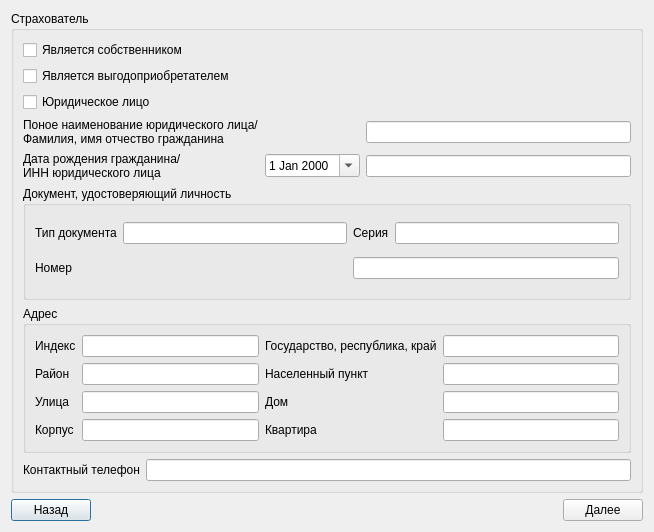
First picture: the form in cascodatadialog.ui, repository ruslanfirefly/CalcKaskoAsko, before the edit.
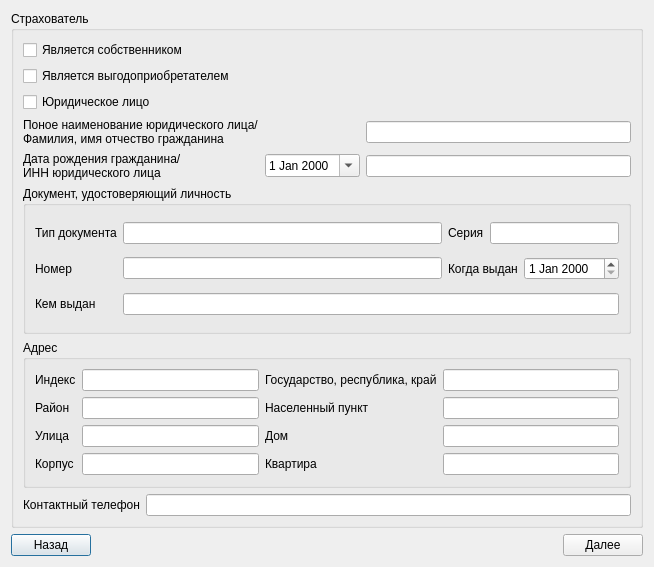
Second picture: the form after the edit.

```diff
--- a/cascodatadialog.ui
+++ b/cascodatadialog.ui
@@ -7,13 +7,13 @@
     <x>0</x>
     <y>0</y>
     <width>654</width>
-    <height>532</height>
+    <height>567</height>
    </rect>
   </property>
   <property name="windowTitle">
    <string>Dialog</string>
   </property>
-  <layout class="QHBoxLayout" name="horizontalLayout_3">
+  <layout class="QVBoxLayout" name="verticalLayout_4">
    <item>
     <layout class="QVBoxLayout" name="verticalLayout_3">
      <item>
@@ -84,16 +84,16 @@
           <layout class="QHBoxLayout" name="horizontalLayout_2">
            <item>
             <layout class="QGridLayout" name="gridLayout">
-             <item row="0" column="3">
-              <widget class="QLineEdit" name="serialLineEdit"/>
-             </item>
-             <item row="1" column="0">
-              <widget class="QLabel" name="label_3">
+             <item row="0" column="0">
+              <widget class="QLabel" name="label">
                <property name="text">
-                <string>Номер</string>
+                <string>Тип документа</string>
                </property>
               </widget>
              </item>
+             <item row="0" column="1">
+              <widget class="QLineEdit" name="typeLineEdit"/>
+             </item>
              <item row="0" column="2">
               <widget class="QLabel" name="label_2">
                <property name="text">
@@ -101,19 +101,39 @@
                </property>
               </widget>
              </item>
-             <item row="0" column="1">
-              <widget class="QLineEdit" name="typeLineEdit"/>
+             <item row="0" column="3" colspan="2">
+              <widget class="QLineEdit" name="serialLineEdit"/>
              </item>
-             <item row="0" column="0">
-              <widget class="QLabel" name="label">
+             <item row="1" column="0">
+              <widget class="QLabel" name="label_3">
                <property name="text">
-                <string>Тип документа</string>
+                <string>Номер</string>
                </property>
               </widget>
              </item>
-             <item row="1" column="2" colspan="2">
+             <item row="1" column="1">
               <widget class="QLineEdit" name="numberLineEdit"/>
              </item>
+             <item row="1" column="2" colspan="2">
+              <widget class="QLabel" name="label_12">
+               <property name="text">
+                <string>Когда выдан</string>
+               </property>
+              </widget>
+             </item>
+             <item row="2" column="0">
+              <widget class="QLabel" name="label_13">
+               <property name="text">
+                <string>Кем выдан</string>
+               </property>
+              </widget>
+             </item>
+             <item row="2" column="1" colspan="4">
+              <widget class="QLineEdit" name="documentCustomer"/>
+             </item>
+             <item row="1" column="4">
+              <widget class="QDateEdit" name="documentDate"/>
+             </item>
             </layout>
            </item>
           </layout>
```
